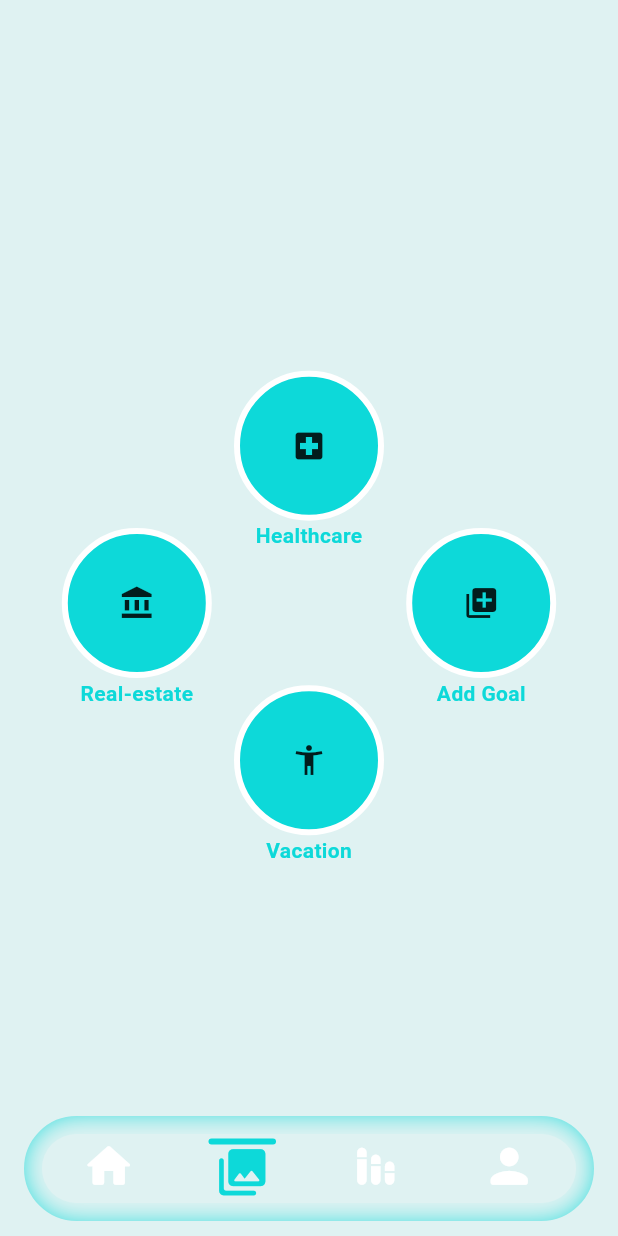
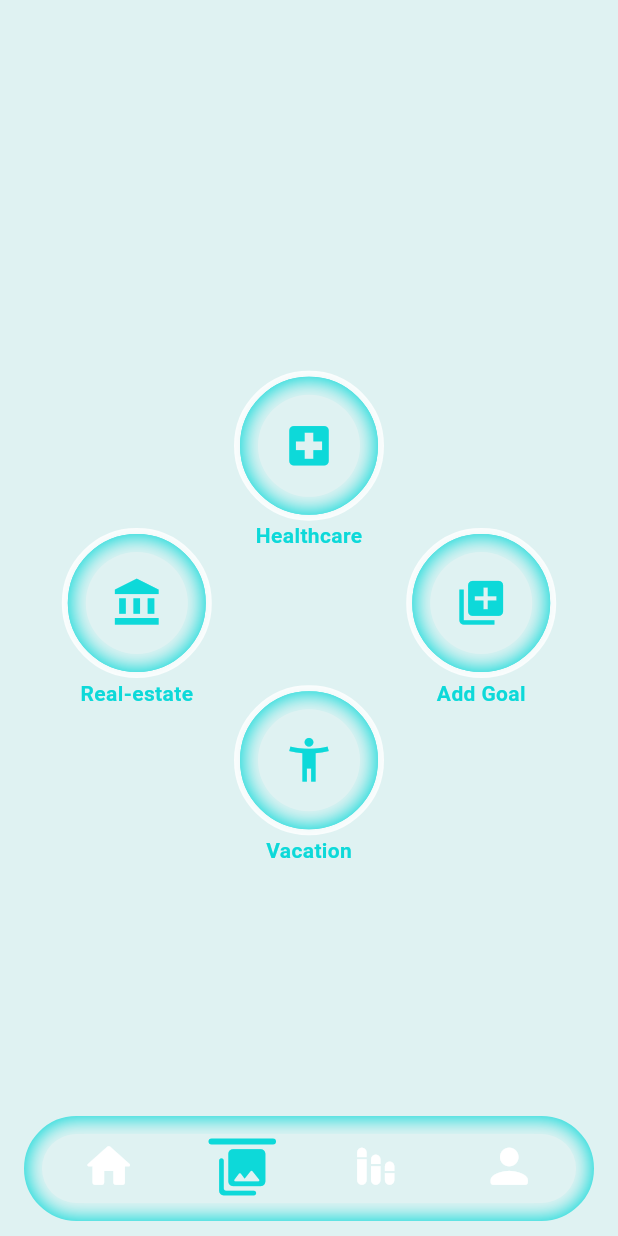
Before and after one commit to Simarjot-sk/web_mobril_test, a Flutter app: the HomeScreen screen opened by its route, item 2 of the bottom bar chosen, on a phone screen of 412 x 824 dp. Run offline on Flutter 3.47's test engine with Material 2 defaults, Android fonts, the phone set to English and light mode, and no system bars; our stand-ins replace firebase_core, google_sign_in, shared_preferences; accounts and stored records are empty.

```diff
--- a/lib/presentation/screens/bottom_bar_screens/options_group.dart
+++ b/lib/presentation/screens/bottom_bar_screens/options_group.dart
@@ -1,4 +1,5 @@
 import 'package:flutter/material.dart';
+import 'package:web_mobril_test/presentation/screens/home/widgets/home_bottom_bar.dart';
 import 'package:web_mobril_test/presentation/theme/colors.dart';
 
 class OptionsGroup extends StatefulWidget {
@@ -76,7 +77,12 @@ class _OptionsGroupState extends State<OptionsGroup>
               color: kPrimaryColor,
               borderRadius: BorderRadius.circular(100),
               border: Border.all(color: Colors.white, width: 4)),
-          child: Icon(iconData),
+          child: buildShadowContainer(
+              child: Icon(
+                size: 35,
+            iconData,
+            color: kPrimaryColor,
+          )),
         ),
         Text(
           label,
--- a/lib/presentation/screens/home/home_screen.dart
+++ b/lib/presentation/screens/home/home_screen.dart
@@ -22,6 +22,7 @@ class _HomeScreenState extends State<HomeScreen> {
       body: Stack(
         children: [
           if (_bottomBarIndex == 1) const SecondScreen(),
+
           Align(
             alignment: Alignment.bottomCenter,
             child: Padding(
--- a/lib/presentation/screens/home/widgets/home_bottom_bar.dart
+++ b/lib/presentation/screens/home/widgets/home_bottom_bar.dart
@@ -15,7 +15,9 @@ class _HomeBottomBarState extends State<HomeBottomBar> {
 
   @override
   Widget build(BuildContext context) {
-    return _buildShadowContainer(
+    return SizedBox(
+      height: 70,
+      child: buildShadowContainer(
         child: Center(
           child: Padding(
             padding: const EdgeInsets.only(top: 3.0),
@@ -44,13 +46,14 @@ class _HomeBottomBarState extends State<HomeBottomBar> {
             ),
           ),
         ),
+      ),
     );
   }
+}
 
-  Widget _buildShadowContainer({required Widget child}) {
+Widget buildShadowContainer({required Widget child}) {
   var radius = BorderRadius.circular(50);
   return Container(
-      height: 70,
     decoration: BoxDecoration(
       border: Border.all(color: kPrimaryColor, width: 2),
       color: kPrimaryColor,
@@ -64,15 +67,14 @@ class _HomeBottomBarState extends State<HomeBottomBar> {
         boxShadow: const [
           BoxShadow(
             color: kScreenBackgroundColor,
-              blurRadius: 15,
-              spreadRadius: 15,
+            blurRadius: 10,
+            spreadRadius: 10,
           )
         ],
       ),
       child: child,
     ),
   );
-  }
 }
 
 class BottomBarItem extends StatelessWidget {
```
Lines whose indentation alone changed are shown as unchanged.
